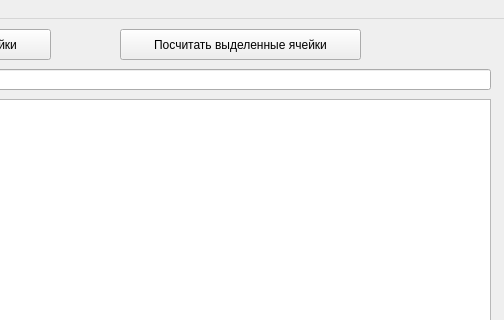
Above: IT/EXCELRGR/mainwindow.ui from dimones/DimonesLabs before the change; both pictures show x 330 to 834 and y 0 to 320 of the 834 by 588 pixel window. Below: the same form after it.
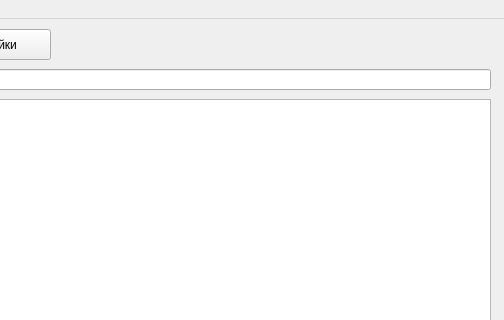
That is the form after the change. Icons and pictures are not drawn.

Patch:
```diff
--- a/IT/EXCELRGR/mainwindow.ui
+++ b/IT/EXCELRGR/mainwindow.ui
@@ -176,22 +176,6 @@
      <string/>
     </property>
    </widget>
-   <widget class="QPushButton" name="runAll_2">
-    <property name="geometry">
-     <rect>
-      <x>450</x>
-      <y>10</y>
-      <width>241</width>
-      <height>31</height>
-     </rect>
-    </property>
-    <property name="text">
-     <string>Посчитать выделенные ячейки</string>
-    </property>
-    <property name="flat">
-     <bool>false</bool>
-    </property>
-   </widget>
   </widget>
   <widget class="QMenuBar" name="menuBar">
    <property name="geometry">
```
